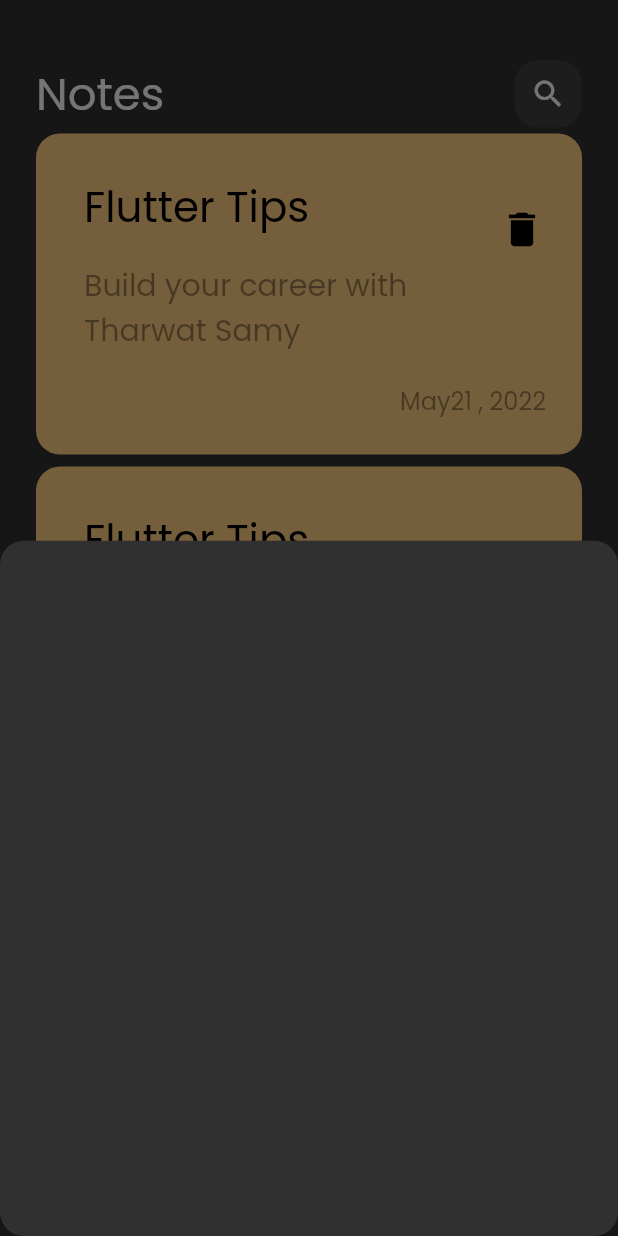
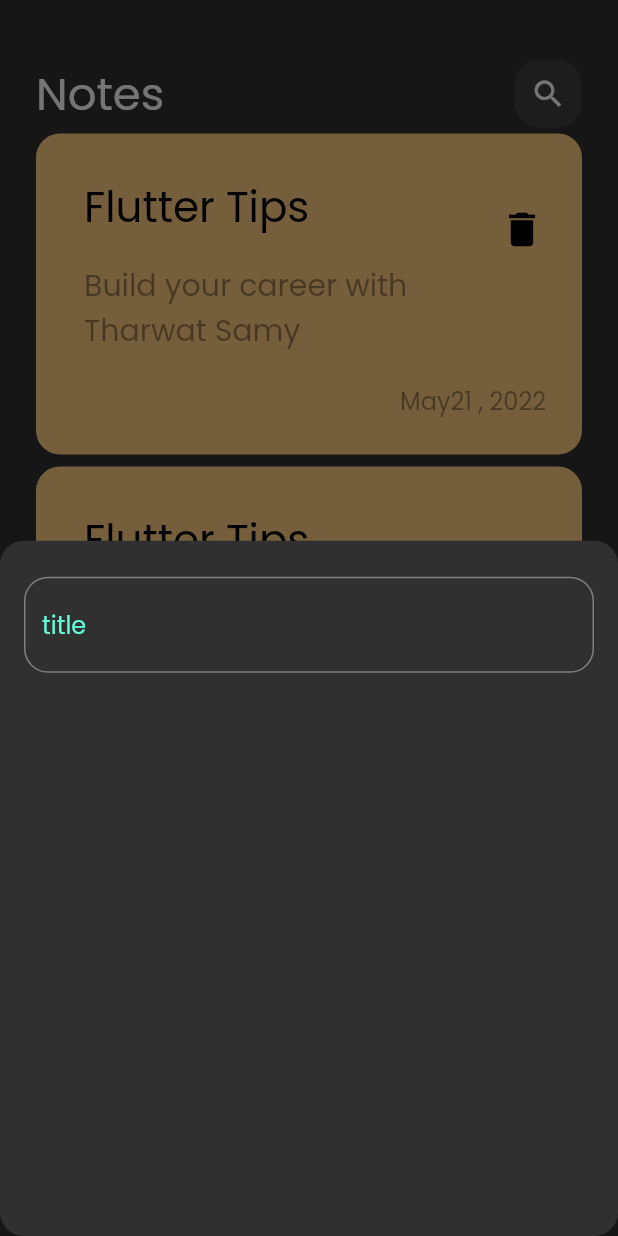
Before and after one commit to monayasser88/notes_app, a Flutter app: the screen it shows after launch, after a tap on the "add" icon, on a phone screen of 412 x 824 dp. Run offline on Flutter 3.47's test engine with Material 2 defaults, Android fonts, the phone set to English and light mode, and no system bars.

Commit message:
custom text field

```diff
--- a/lib/widgets/add_note_button_sheet.dart
+++ b/lib/widgets/add_note_button_sheet.dart
@@ -1,11 +1,21 @@
 import 'package:flutter/material.dart';
+import 'package:notes_app/widgets/custom_text_field.dart';
 
 class NoteButtonSheet extends StatelessWidget {
   const NoteButtonSheet({super.key});
 
   @override
   Widget build(BuildContext context) {
-    return Container(
+    return  Container(
+      child: Padding(
+        padding: const EdgeInsets.symmetric(horizontal: 16),
+        child: Column(
+          children: [
+            SizedBox(height: 24,),
+            CustomTextField(),
+          ],
+        ),
+      ),
     );
   }
 }
--- /dev/null
+++ b/lib/widgets/constraints.dart
@@ -0,0 +1,3 @@
+import 'package:flutter/material.dart';
+
+const KPrimaryColor = Color(0xff62fcd7);
--- /dev/null
+++ b/lib/widgets/custom_text_field.dart
@@ -0,0 +1,25 @@
+import 'package:flutter/material.dart';
+import 'package:notes_app/widgets/constraints.dart';
+
+class CustomTextField extends StatelessWidget {
+  const CustomTextField({super.key});
+
+  @override
+  Widget build(BuildContext context) {
+    return TextField(
+      cursorColor: KPrimaryColor,
+      decoration: InputDecoration(
+          border: BuildBorder(),
+          focusedBorder: BuildBorder(KPrimaryColor),
+          hintText: 'title',
+          hintStyle: TextStyle(color: KPrimaryColor)),
+    );
+  }
+
+  OutlineInputBorder BuildBorder([color]) {
+    return OutlineInputBorder(
+      borderRadius: BorderRadius.circular(16),
+      borderSide: BorderSide(color: color ?? Colors.white),
+    );
+  }
+}
```
